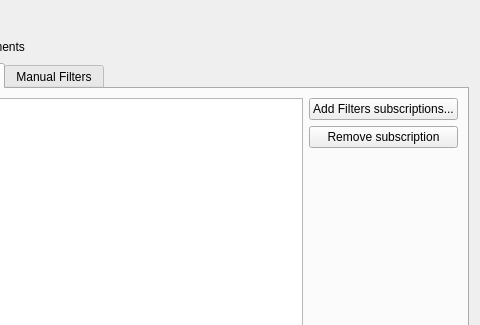
The window that messageviewer/adblock/ui/settings_adblock.ui (KDE/kdepim) describes before a commit, drawn with Qt 5; both pictures show x 121 to 601 and y 0 to 325 of the 601 by 507 pixel window.
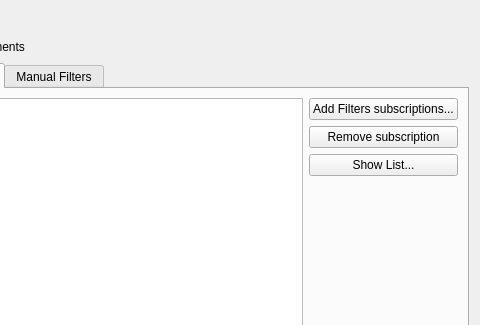
The same window after the commit. Custom widgets are drawn as their Qt base class.

Commit message: Show adblock list

What changed in the file:
```diff
--- a/messageviewer/adblock/ui/settings_adblock.ui
+++ b/messageviewer/adblock/ui/settings_adblock.ui
@@ -38,9 +38,6 @@
        <string>Automatic Filters</string>
       </attribute>
       <layout class="QGridLayout" name="gridLayout">
-       <item row="0" column="0" rowspan="3">
-        <widget class="MessageViewer::AdBlockListWidget" name="automaticFiltersListWidget"/>
-       </item>
        <item row="0" column="1">
         <widget class="QPushButton" name="addFilters">
          <property name="text">
@@ -48,6 +45,9 @@
          </property>
         </widget>
        </item>
+       <item row="0" column="0" rowspan="4">
+        <widget class="MessageViewer::AdBlockListWidget" name="automaticFiltersListWidget"/>
+       </item>
        <item row="1" column="1">
         <widget class="QPushButton" name="removeSubscription">
          <property name="text">
@@ -55,7 +55,7 @@
          </property>
         </widget>
        </item>
-       <item row="2" column="1">
+       <item row="3" column="1">
         <spacer name="verticalSpacer">
          <property name="orientation">
           <enum>Qt::Vertical</enum>
@@ -68,7 +68,7 @@
          </property>
         </spacer>
        </item>
-       <item row="3" column="0">
+       <item row="4" column="0">
         <layout class="QHBoxLayout" name="horizontalLayout_3">
          <item>
           <widget class="QLabel" name="label_3">
@@ -108,6 +108,13 @@
          </item>
         </layout>
        </item>
+       <item row="2" column="1">
+        <widget class="QPushButton" name="showList">
+         <property name="text">
+          <string>Show List...</string>
+         </property>
+        </widget>
+       </item>
       </layout>
      </widget>
      <widget class="QWidget" name="tab">
```
Left out of the diff: 1 changed line with no effect on the pictures. The commit also changes 3 other files.
